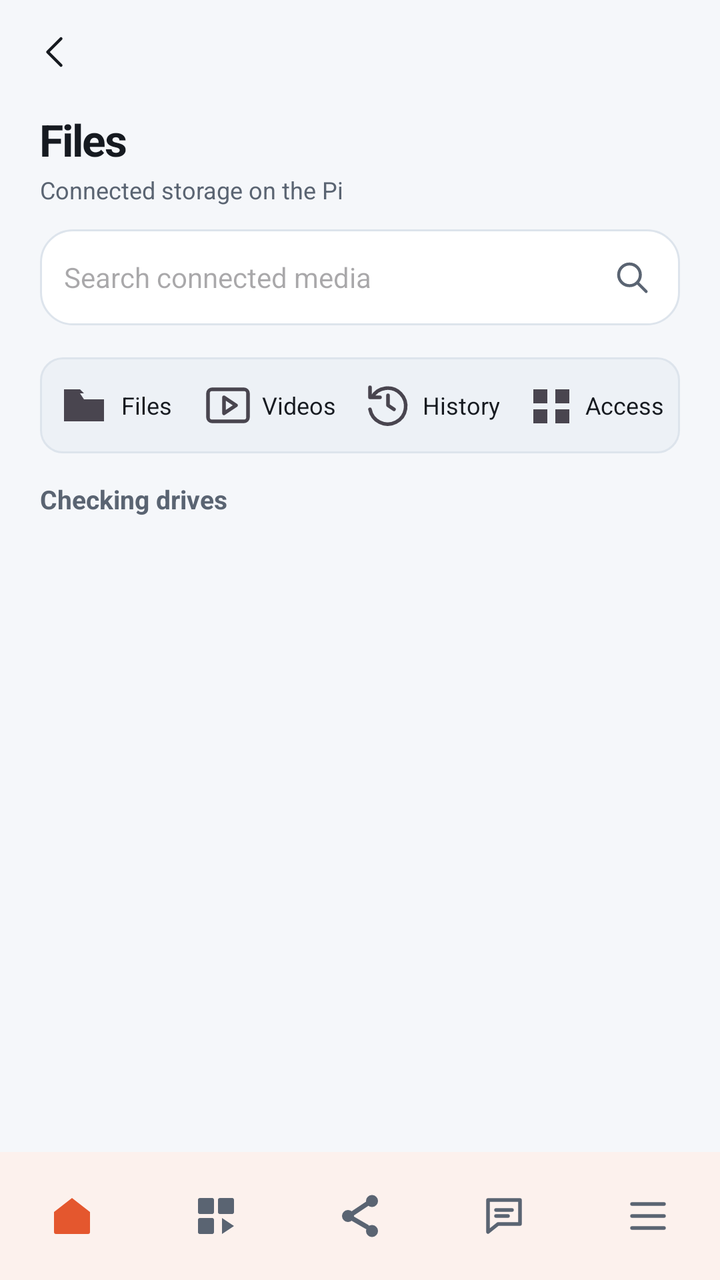
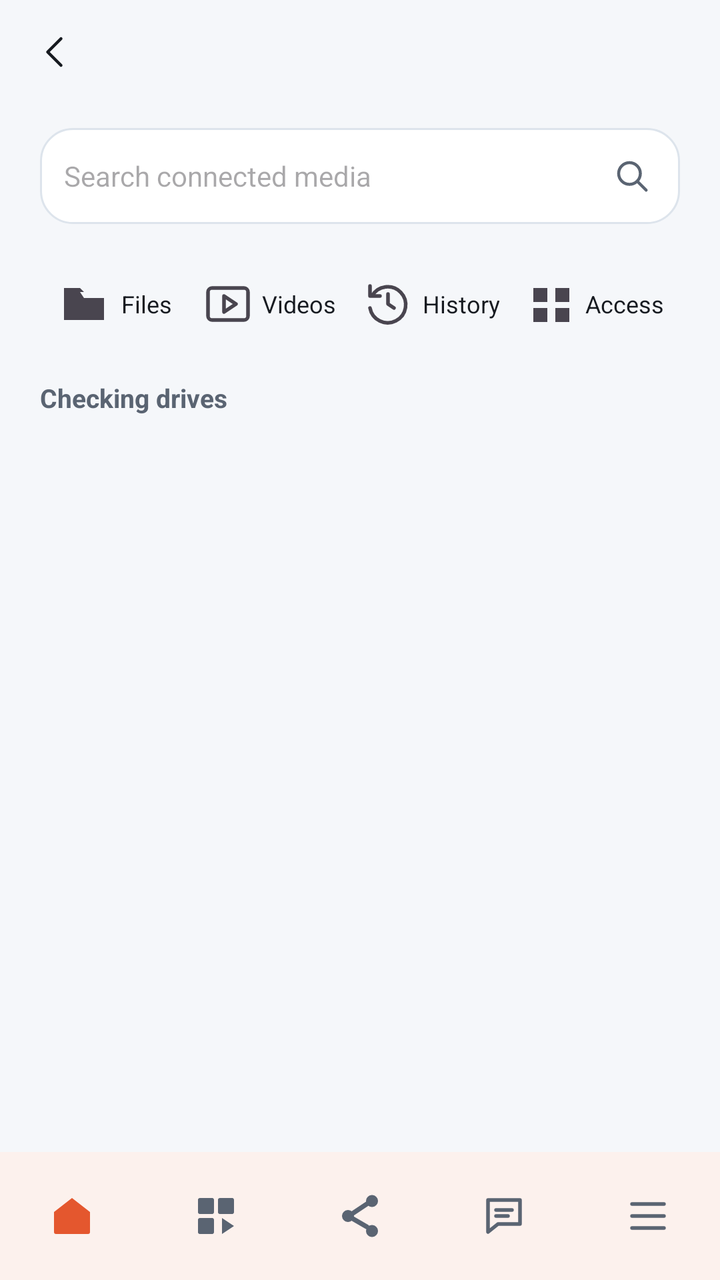

Screens rendered from an Android XML layout before and after an edit, with the pre-edit source and the edit as a unified diff.
<!-- AndroidManifest.xml: application theme Theme.Csync -->
<!-- res/layout/activity_media.xml -->
<?xml version="1.0" encoding="utf-8"?>
<LinearLayout xmlns:android="http://schemas.android.com/apk/res/android"
    xmlns:app="http://schemas.android.com/apk/res-auto"
    android:layout_width="match_parent" android:layout_height="match_parent"
    android:orientation="vertical" android:background="@color/bg">
    <include android:id="@+id/media_top" layout="@layout/kit_page_top"/>
    <ScrollView android:id="@+id/media_list" android:layout_width="match_parent"
        android:layout_height="0dp" android:layout_weight="1">
        <LinearLayout android:layout_width="match_parent" android:layout_height="wrap_content"
            android:orientation="vertical">
        <TextView android:id="@+id/media_heading" style="@style/Kit.Text.PageTitle"
            android:layout_width="match_parent" android:layout_height="wrap_content"
            android:layout_marginTop="6dp" android:paddingStart="20dp" android:paddingEnd="20dp"
            android:text="Files"/>
        <TextView android:id="@+id/media_subtitle" style="@style/Kit.Text.PageSub"
            android:layout_width="match_parent" android:layout_height="wrap_content"
            android:layout_marginTop="5dp" android:paddingStart="20dp" android:paddingEnd="20dp"
            android:text="Connected storage on the Pi"/>
        <LinearLayout android:id="@+id/media_search_line" android:layout_width="match_parent" android:layout_height="wrap_content"
            android:orientation="horizontal" android:gravity="center_vertical"
            android:layout_marginStart="20dp" android:layout_marginEnd="20dp" android:layout_marginTop="12dp"
            android:background="@drawable/card_bg" android:paddingStart="12dp">
            <EditText android:id="@+id/media_search" android:layout_width="0dp" android:layout_weight="1"
                android:layout_height="44dp" android:singleLine="true" android:hint="Search connected media"
                android:inputType="text" android:textSize="14sp" android:background="@android:color/transparent"/>
            <ImageView android:id="@+id/media_find" android:layout_width="48dp" android:layout_height="48dp"
                android:padding="14dp" android:src="@drawable/csi_search" app:tint="@color/dim"
                android:contentDescription="Search media"
                android:background="?attr/selectableItemBackground"/>
        </LinearLayout>
        <HorizontalScrollView android:id="@+id/media_sections" android:layout_width="match_parent" android:layout_height="wrap_content"
            android:layout_marginTop="16dp" android:layout_marginStart="20dp"
            android:layout_marginEnd="20dp" android:fillViewport="true" android:scrollbars="none"
            android:background="@drawable/media_tab_track">
            <LinearLayout android:layout_width="wrap_content" android:layout_height="wrap_content"
                android:orientation="horizontal" android:paddingStart="3dp" android:paddingEnd="3dp">
                <TextView android:id="@+id/media_files" style="@style/CsyncMediaTab"
                    android:drawableStart="@drawable/csi_files" android:drawablePadding="5dp" android:text="Files"/>
                <TextView android:id="@+id/media_videos" style="@style/CsyncMediaTab"
                    android:drawableStart="@drawable/csi_video" android:drawablePadding="5dp" android:text="Videos"/>
                <TextView android:id="@+id/media_history" style="@style/CsyncMediaTab"
                    android:drawableStart="@drawable/csi_history" android:drawablePadding="5dp" android:text="History"/>
                <TextView android:id="@+id/media_connections" style="@style/CsyncMediaTab"
                    android:drawableStart="@drawable/csi_access" android:drawablePadding="5dp" android:text="Access"/>
            </LinearLayout>
        </HorizontalScrollView>
        <TextView android:id="@+id/media_status" style="@style/Kit.Text.Section"
            android:layout_width="match_parent" android:layout_height="wrap_content"
            android:paddingStart="20dp" android:paddingEnd="20dp" android:paddingTop="16dp" android:paddingBottom="8dp"
            android:text="Checking drives"/>
            <LinearLayout android:layout_width="match_parent" android:layout_height="wrap_content"
                android:orientation="vertical">
                <LinearLayout android:id="@+id/media_rows" android:layout_width="match_parent"
                    android:layout_height="wrap_content" android:orientation="vertical"
                    android:paddingStart="20dp" android:paddingEnd="20dp" android:paddingBottom="16dp"/>
            <LinearLayout android:id="@+id/media_actions_toggle" android:layout_width="match_parent"
                android:layout_height="56dp" android:orientation="horizontal" android:gravity="center_vertical"
                android:visibility="gone"
                android:layout_marginStart="20dp" android:layout_marginEnd="20dp"
                android:layout_marginTop="12dp" android:layout_marginBottom="8dp"
                android:paddingStart="14dp" android:paddingEnd="14dp"
                android:contentDescription="From phone or YouTube, collapsed"
                android:background="@drawable/card_bg"
                android:foreground="?attr/selectableItemBackground">
                <ImageView android:layout_width="18dp" android:layout_height="18dp"
                    android:src="@drawable/csi_files" app:tint="?attr/colorPrimary"
                    android:importantForAccessibility="no"/>
                <TextView android:layout_width="0dp" android:layout_weight="1"
                    android:layout_height="wrap_content" android:layout_marginStart="10dp"
                    android:text="From phone or YouTube" android:textSize="13sp"
                    android:textStyle="bold" android:textColor="?attr/colorPrimary"
                    android:importantForAccessibility="no"/>
                <ImageView android:id="@+id/media_actions_chevron" android:layout_width="18dp"
                    android:layout_height="18dp" android:src="@drawable/csi_chevron"
                    app:tint="?attr/colorPrimary" android:importantForAccessibility="no"/>
            </LinearLayout>
            <LinearLayout android:id="@+id/media_actions" android:layout_width="match_parent"
                android:layout_height="wrap_content" android:orientation="vertical" android:visibility="gone"
                android:layout_marginStart="20dp" android:layout_marginEnd="20dp"
                android:layout_marginBottom="16dp" android:background="@drawable/card_bg">
                <TextView android:id="@+id/media_cast_file" style="@style/CsyncMediaAction"
                    android:drawableStart="@drawable/csi_files" android:drawableTint="@color/dim"
                    android:drawablePadding="10dp" android:text="Send a phone file to Pi screen"/>
                <View android:layout_width="match_parent" android:layout_height="1dp" android:background="@color/border"/>
                <TextView android:id="@+id/media_cast_youtube" style="@style/CsyncMediaAction"
                    android:drawableStart="@drawable/csi_video" android:drawableTint="@color/dim"
                    android:drawablePadding="10dp" android:text="Play a YouTube link on Pi"/>
                <View android:layout_width="match_parent" android:layout_height="1dp" android:background="@color/border"/>
                <TextView android:id="@+id/media_wallpaper" style="@style/CsyncMediaAction"
                    android:drawableStart="@drawable/csi_photo" android:drawableTint="@color/dim"
                    android:drawablePadding="10dp" android:text="Choose Pi screen image"/>
            </LinearLayout>
            </LinearLayout>
        </LinearLayout>
    </ScrollView>
    <ScrollView android:id="@+id/media_full_player" android:layout_width="match_parent"
        android:layout_height="0dp" android:layout_weight="1" android:visibility="gone"
        android:fillViewport="true" android:scrollbars="none">
        <LinearLayout android:layout_width="match_parent" android:layout_height="wrap_content"
            android:orientation="vertical" android:paddingStart="16dp" android:paddingEnd="16dp"
            android:paddingTop="12dp" android:paddingBottom="12dp">
            <TextView android:id="@+id/player_target_state" android:layout_width="match_parent"
                android:layout_height="wrap_content" android:text="Pi screen · idle"
                android:textSize="12sp" android:textColor="@color/dim"/>
            <TextView android:id="@+id/player_title" android:layout_width="match_parent"
                android:layout_height="wrap_content" android:layout_marginTop="3dp"
                android:text="No media selected" android:textSize="18sp" android:textStyle="bold"
                android:textColor="@color/text"/>
            <TextView android:id="@+id/player_art" android:layout_width="match_parent" android:layout_height="150dp"
                android:layout_marginTop="10dp" android:gravity="bottom|start" android:padding="12dp"
                android:text="Display idle" android:textSize="13sp" android:textStyle="bold"
                android:textColor="@color/text" android:background="@drawable/player_poster_bg"/>
            <TextView android:id="@+id/player_feedback" android:layout_width="match_parent"
                android:layout_height="wrap_content" android:layout_marginTop="5dp"
                android:textSize="12sp" android:textColor="@color/dim"/>
            <SeekBar android:id="@+id/player_seek" android:layout_width="match_parent"
                android:layout_height="36dp" android:layout_marginTop="3dp"
                android:progressTint="?attr/colorPrimary" android:thumbTint="?attr/colorPrimary"
                android:progressBackgroundTint="@color/border"
                android:contentDescription="Playback position"/>
            <LinearLayout android:layout_width="match_parent" android:layout_height="wrap_content"
                android:orientation="horizontal">
                <TextView android:id="@+id/player_position" android:layout_width="0dp"
                    android:layout_weight="1" android:layout_height="wrap_content"
                    android:text="0:00" android:textSize="12sp" android:textColor="@color/dim"/>
                <TextView android:id="@+id/player_duration" android:layout_width="wrap_content"
                    android:layout_height="wrap_content" android:text="--:--"
                    android:textSize="12sp" android:textColor="@color/dim"/>
            </LinearLayout>
            <LinearLayout android:layout_width="match_parent" android:layout_height="wrap_content"
                android:layout_marginTop="8dp" android:gravity="center" android:orientation="horizontal">
                <ImageView android:id="@+id/player_favorite" style="@style/CsyncPlayerIcon"
                    android:src="@drawable/csi_favorite" android:contentDescription="Favorite"/>
                <ImageView android:id="@+id/player_back10" style="@style/CsyncPlayerIcon"
                    android:src="@drawable/csi_rewind" android:contentDescription="Rewind"/>
                <ImageView android:id="@+id/player_pause" style="@style/CsyncPlayerIcon"
                    android:src="@drawable/csi_pause" android:background="@drawable/player_primary_bg"
                    android:contentDescription="Pause"/>
                <ImageView android:id="@+id/player_forward10" style="@style/CsyncPlayerIcon"
                    android:src="@drawable/csi_fastforward" android:contentDescription="Forward"/>
                <ImageView android:id="@+id/player_skip_choice" style="@style/CsyncPlayerIcon"
                    android:src="@drawable/csi_sliders" android:contentDescription="Skip length"/>
                <ImageView android:id="@+id/player_stop" style="@style/CsyncPlayerIcon"
                    android:src="@drawable/csi_stop" android:contentDescription="Stop"/>
            </LinearLayout>
            <TextView style="@style/Kit.Text.Section" android:layout_width="match_parent"
                android:layout_height="wrap_content" android:layout_marginTop="14dp"
                android:layout_marginBottom="8dp" android:text="Playback"/>
            <LinearLayout android:layout_width="match_parent" android:layout_height="wrap_content"
                android:orientation="horizontal">
                <TextView android:id="@+id/player_volume" style="@style/CsyncPlayerTile"
                    android:drawableStart="@drawable/csi_volume" android:text="Volume · 0%"/>
                <TextView android:id="@+id/player_speed" style="@style/CsyncPlayerTile"
                    android:drawableStart="@drawable/csi_speed" android:text="Speed · 1×"/>
            </LinearLayout>
            <LinearLayout android:layout_width="match_parent" android:layout_height="wrap_content"
                android:orientation="horizontal" android:layout_marginTop="6dp">
                <TextView android:id="@+id/player_rotate" style="@style/CsyncPlayerTile"
                    android:drawableStart="@drawable/csi_rotate" android:text="Rotate · unavailable" android:enabled="false"/>
                <TextView android:id="@+id/player_loop" style="@style/CsyncPlayerTile"
                    android:drawableStart="@drawable/csi_loop" android:text="Loop · unavailable" android:enabled="false"/>
            </LinearLayout>
            <TextView android:id="@+id/player_skip" android:layout_width="match_parent"
                android:layout_height="48dp" android:gravity="center_vertical" android:visibility="gone"
                android:text="Skip · 10 seconds" android:textSize="13sp"
                android:textColor="@color/dim" android:background="?attr/selectableItemBackground"/>
        </LinearLayout>
    </ScrollView>
    <SurfaceView android:id="@+id/media_video" android:layout_width="match_parent"
        android:layout_height="180dp" android:visibility="gone"/>
    <LinearLayout android:id="@+id/media_player_controls" android:layout_width="match_parent"
        android:layout_height="wrap_content" android:orientation="vertical" android:visibility="gone"
        android:background="@color/surface" android:paddingStart="8dp" android:paddingEnd="8dp"
        android:paddingTop="3dp" android:paddingBottom="3dp">
        <SeekBar android:id="@+id/media_seek" android:layout_width="match_parent"
            android:layout_height="1dp" android:visibility="gone"/>
        <LinearLayout android:layout_width="match_parent" android:layout_height="wrap_content"
            android:minHeight="52dp"
            android:gravity="center_vertical" android:orientation="horizontal">
            <ImageView android:layout_width="24dp" android:layout_height="24dp"
                android:src="@drawable/csi_media" app:tint="?attr/colorPrimary"
                android:importantForAccessibility="no"/>
            <LinearLayout android:layout_width="0dp" android:layout_weight="1"
                android:layout_height="wrap_content" android:orientation="vertical"
                android:layout_marginStart="8dp">
                <TextView android:id="@+id/media_output" android:layout_width="match_parent"
                    android:layout_height="wrap_content"
                    android:textSize="10sp" android:textColor="@color/dim"/>
                <TextView android:id="@+id/media_now" android:layout_width="match_parent"
                    android:layout_height="wrap_content" android:text="Nothing playing"
                    android:maxLines="2"
                    android:textSize="13sp" android:textStyle="bold" android:textColor="@color/text"/>
            </LinearLayout>
            <ImageView android:id="@+id/media_pause" style="@style/CsyncMiniIcon"
                android:src="@drawable/csi_pause" android:contentDescription="Pause"/>
            <ImageView android:id="@+id/media_resume" style="@style/CsyncMiniIcon"
                android:src="@drawable/csi_play" android:contentDescription="Resume" android:visibility="gone"/>
            <ImageView android:id="@+id/media_stop" style="@style/CsyncMiniIcon"
                android:src="@drawable/csi_stop" android:contentDescription="Stop"/>
            <ImageView android:id="@+id/media_mute" style="@style/CsyncMiniIcon"
                android:src="@drawable/csi_volume" android:contentDescription="Mute"/>
            <ImageView android:id="@+id/media_volume" style="@style/CsyncMiniIcon"
                android:src="@drawable/csi_volume" android:contentDescription="Volume" android:visibility="gone"/>
            <ImageView android:id="@+id/media_settings" style="@style/CsyncMiniIcon"
                android:src="@drawable/csi_speed" android:contentDescription="Playback settings"/>
        </LinearLayout>
    </LinearLayout>
    <com.google.android.material.bottomnavigation.BottomNavigationView
        android:id="@+id/media_bottom_nav" android:layout_width="match_parent"
        android:layout_height="64dp" android:background="@color/surface"
        app:labelVisibilityMode="unlabeled" app:itemIconSize="24dp"
        app:itemIconTint="@color/nav_icon_tint"
        app:itemActiveIndicatorStyle="@style/Csync.NavIndicator" app:menu="@menu/nav_menu"/>
</LinearLayout>
<!-- res/layout/kit_page_top.xml (included above) -->
<?xml version="1.0" encoding="utf-8"?>
<LinearLayout xmlns:android="http://schemas.android.com/apk/res/android"
    xmlns:app="http://schemas.android.com/apk/res-auto"
    android:id="@+id/kit_top"
    android:layout_width="match_parent" android:layout_height="@dimen/kit_top_height"
    android:orientation="horizontal" android:gravity="center_vertical"
    android:paddingStart="4dp" android:paddingEnd="4dp" android:background="@color/bg">
    <ImageView android:id="@+id/kit_back"
        android:layout_width="48dp" android:layout_height="48dp" android:padding="14dp"
        android:src="@drawable/csi_back" app:tint="@color/text"
        android:contentDescription="Back"
        android:background="?attr/selectableItemBackgroundBorderless"/>
    <HorizontalScrollView android:id="@+id/kit_crumbs_scroll"
        android:layout_width="0dp" android:layout_weight="1" android:layout_height="match_parent"
        android:scrollbars="none" android:overScrollMode="never">
        <LinearLayout android:id="@+id/kit_crumbs"
            android:layout_width="wrap_content" android:layout_height="match_parent"
            android:orientation="horizontal" android:gravity="center_vertical"/>
    </HorizontalScrollView>
    <LinearLayout android:id="@+id/kit_actions"
        android:layout_width="wrap_content" android:layout_height="match_parent"
        android:orientation="horizontal" android:gravity="center_vertical"/>
</LinearLayout>
<!-- resources referenced by this layout -->
<resources>
  <color name="bg">#F5F7FA</color>
  <color name="border">#DDE4EC</color>
  <color name="dim">#5A6472</color>
  <color name="surface">#FFFFFF</color>
  <color name="text">#161A20</color>
  <dimen name="kit_top_height">52dp</dimen>
  <!-- drawable card_bg (drawable) -->
  <?xml version="1.0" encoding="utf-8"?>
  <shape xmlns:android="http://schemas.android.com/apk/res/android" android:shape="rectangle">
      <solid android:color="@color/surface"/>
      <corners android:radius="16dp"/>
      <stroke android:width="1dp" android:color="@color/border"/>
  </shape>
  <!-- drawable media_tab_track (drawable) -->
  <shape xmlns:android="http://schemas.android.com/apk/res/android">
      <solid android:color="@color/surface2"/>
      <stroke android:width="1dp" android:color="@color/border"/>
      <corners android:radius="11dp"/>
  </shape>
  <!-- drawable player_poster_bg (drawable) -->
  <?xml version="1.0" encoding="utf-8"?>
  <shape xmlns:android="http://schemas.android.com/apk/res/android" android:shape="rectangle">
      <gradient android:startColor="@color/player_poster_top"
          android:endColor="@color/player_poster_bottom" android:angle="135"/>
      <corners android:radius="14dp"/>
  </shape>
  <!-- drawable player_primary_bg (drawable) -->
  <shape xmlns:android="http://schemas.android.com/apk/res/android">
      <solid android:color="?attr/colorPrimary"/>
      <corners android:radius="10dp"/>
  </shape>
  <style name="Csync.NavIndicator" parent="Widget.Material3.BottomNavigationView.ActiveIndicator">
          <item name="android:color">@color/nav_indicator</item>
      </style>
  <style name="CsyncMiniIcon">
          <item name="android:layout_width">48dp</item>
          <item name="android:layout_height">48dp</item>
          <item name="android:padding">13dp</item>
          <item name="android:tint">@color/text</item>
          <item name="android:background">?attr/selectableItemBackgroundBorderless</item>
      </style>
  <style name="Kit.Text.PageSub">
          <item name="android:textSize">12sp</item>
          <item name="android:textColor">@color/dim</item>
          <item name="android:lineSpacingMultiplier">1.2</item>
      </style>
  <style name="Kit.Text.PageTitle">
          <item name="android:textSize">22sp</item>
          <item name="android:textStyle">bold</item>
          <item name="android:letterSpacing">-0.03</item>
      </style>
  <style name="Kit.Text.Section">
          <item name="android:textSize">13sp</item>
          <item name="android:textStyle">bold</item>
          <item name="android:textColor">@color/dim</item>
          <item name="android:textAllCaps">false</item>
      </style>
  <style name="Theme.Csync" parent="Theme.Material3.DayNight.NoActionBar">
          <item name="colorPrimary">@color/coral</item>
          <item name="colorOnPrimary">@color/onAccent</item>
          <item name="android:colorBackground">@color/bg</item>
          <item name="colorSurface">@color/surface</item>
          <item name="colorOnSurface">@color/text</item>
          <item name="colorOnBackground">@color/text</item>
          <item name="android:statusBarColor">@color/bg</item>
          <item name="android:navigationBarColor">@color/surface</item>
          <item name="android:windowLightStatusBar" tools:targetApi="m">true</item>
          <item name="android:windowSplashScreenBackground" tools:targetApi="s">@color/splash_bg</item>
          <item name="android:windowSplashScreenAnimatedIcon" tools:targetApi="s">@drawable/splash_icon</item>
          <item name="android:windowSplashScreenIconBackgroundColor" tools:targetApi="s">@color/splash_bg</item>
      </style>
  <color name="surface2">#EDF1F6</color>
  <color name="player_poster_top">#E8EEF2</color>
  <color name="player_poster_bottom">#DDE6EA</color>
  <color name="nav_indicator">#FCE8E2</color>
  <color name="coral">#E4572E</color>
  <color name="onAccent">#FFFFFF</color>
  <color name="splash_bg">#0F1216</color>
  <!-- unchanged entries left out for length: 25 -->
</resources>

<!-- the commit's change to res/layout/activity_media.xml (unified diff, before → after) -->
@@ -30,8 +30,7 @@
         </LinearLayout>
         <HorizontalScrollView android:id="@+id/media_sections" android:layout_width="match_parent" android:layout_height="wrap_content"
             android:layout_marginTop="16dp" android:layout_marginStart="20dp"
-            android:layout_marginEnd="20dp" android:fillViewport="true" android:scrollbars="none"
-            android:background="@drawable/media_tab_track">
+            android:layout_marginEnd="20dp" android:fillViewport="true" android:scrollbars="none">
             <LinearLayout android:layout_width="wrap_content" android:layout_height="wrap_content"
                 android:orientation="horizontal" android:paddingStart="3dp" android:paddingEnd="3dp">
                 <TextView android:id="@+id/media_files" style="@style/CsyncMediaTab"
<!-- resource entries referenced after the edit -->
@@ -12,12 +12,6 @@
       <solid android:color="@color/surface"/>
       <corners android:radius="16dp"/>
       <stroke android:width="1dp" android:color="@color/border"/>
-  </shape>
-  <!-- drawable media_tab_track (drawable) -->
-  <shape xmlns:android="http://schemas.android.com/apk/res/android">
-      <solid android:color="@color/surface2"/>
-      <stroke android:width="1dp" android:color="@color/border"/>
-      <corners android:radius="11dp"/>
   </shape>
   <!-- drawable player_poster_bg (drawable) -->
   <?xml version="1.0" encoding="utf-8"?>
@@ -42,11 +36,13 @@
           <item name="android:background">?attr/selectableItemBackgroundBorderless</item>
       </style>
   <style name="Kit.Text.PageSub">
+          <item name="android:visibility">gone</item>
           <item name="android:textSize">12sp</item>
           <item name="android:textColor">@color/dim</item>
           <item name="android:lineSpacingMultiplier">1.2</item>
       </style>
   <style name="Kit.Text.PageTitle">
+          <item name="android:visibility">gone</item>
           <item name="android:textSize">22sp</item>
           <item name="android:textStyle">bold</item>
           <item name="android:letterSpacing">-0.03</item>
@@ -66,12 +62,13 @@
           <item name="colorOnBackground">@color/text</item>
           <item name="android:statusBarColor">@color/bg</item>
           <item name="android:navigationBarColor">@color/surface</item>
+          
+          <item name="android:windowAnimationStyle">@null</item>
           <item name="android:windowLightStatusBar" tools:targetApi="m">true</item>
           <item name="android:windowSplashScreenBackground" tools:targetApi="s">@color/splash_bg</item>
           <item name="android:windowSplashScreenAnimatedIcon" tools:targetApi="s">@drawable/splash_icon</item>
           <item name="android:windowSplashScreenIconBackgroundColor" tools:targetApi="s">@color/splash_bg</item>
       </style>
-  <color name="surface2">#EDF1F6</color>
   <color name="player_poster_top">#E8EEF2</color>
   <color name="player_poster_bottom">#DDE6EA</color>
   <color name="nav_indicator">#FCE8E2</color>
